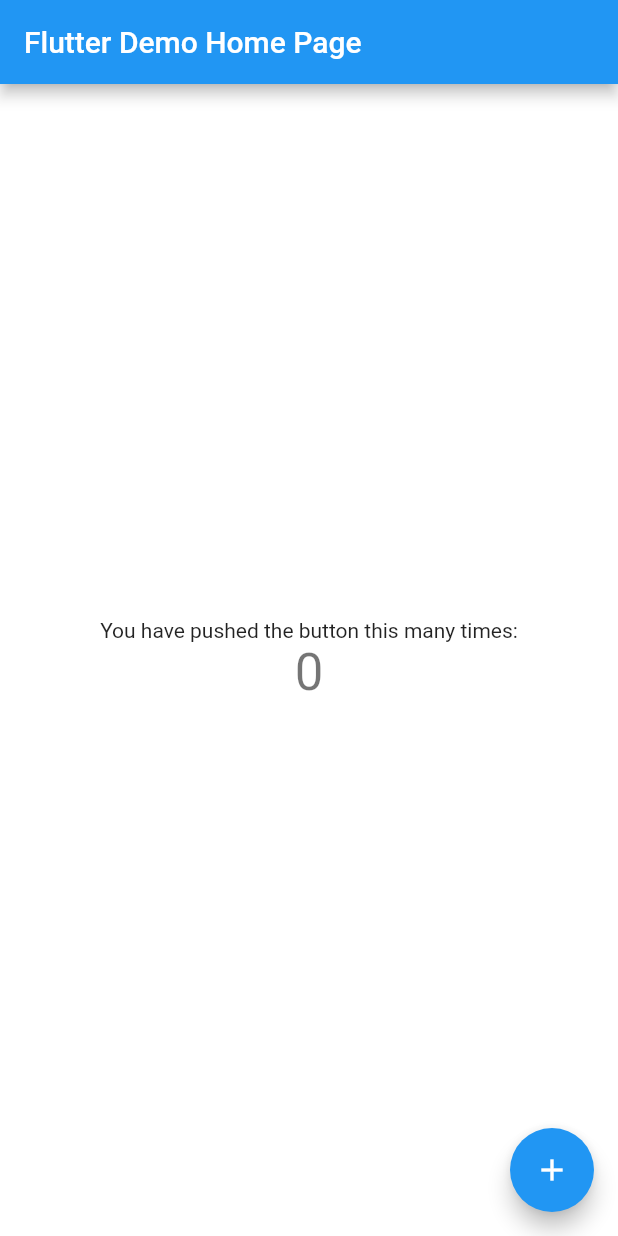
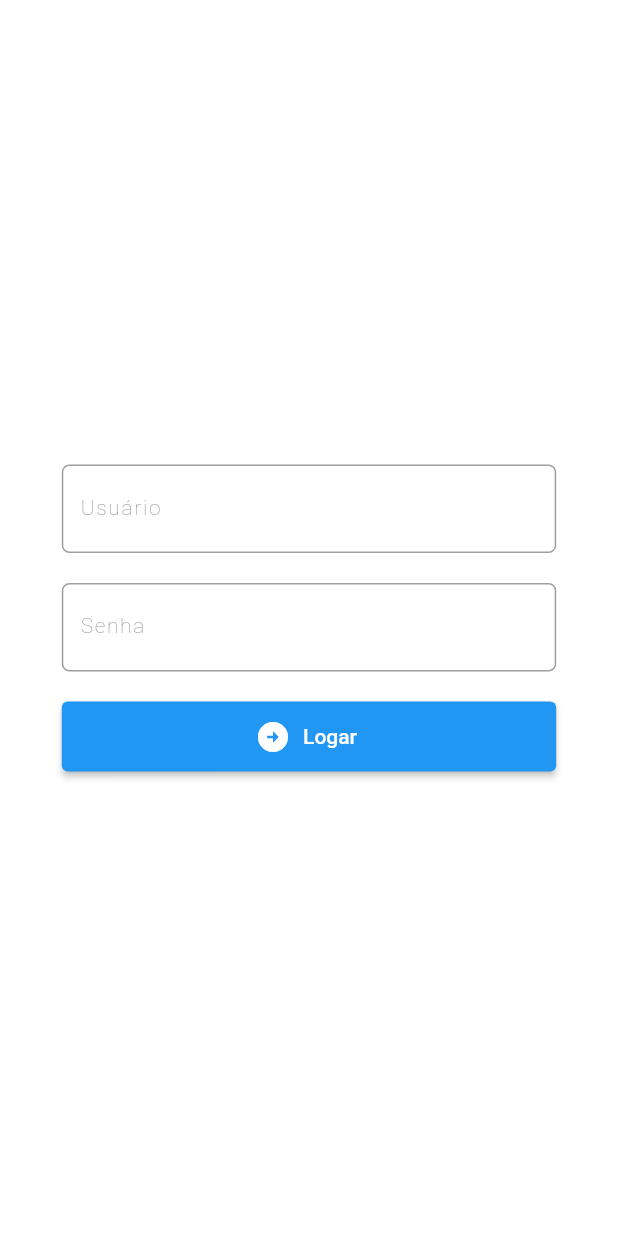
Before and after one commit to lesantucci/doemais-flutter, a Flutter app: the screen it shows after launch, on a phone screen of 412 x 824 dp. Run offline on Flutter 3.47's test engine with Material 2 defaults, Android fonts, the phone set to English and light mode, and no system bars.

Commit message:
adiciona mudancas na implementacao do login

```diff
--- a/lib/main.dart
+++ b/lib/main.dart
@@ -1,5 +1,6 @@
 import 'package:doemais/home/screens/home-page.screen.dart';
 import 'package:doemais/theme/light-theme.dart';
+import 'package:doemais/usuario/screens/login.screen.dart';
 import 'package:flutter/material.dart';
 
 void main() {
@@ -15,7 +16,7 @@ class MyApp extends StatelessWidget {
     return MaterialApp(
       title: 'Flutter Demo',
       theme: lightTheme,
-      home: const MyHomePage(title: 'Flutter Demo Home Page'),
+      home: const LoginScreen(),
     );
   }
 }
--- a/lib/theme/light-theme.dart
+++ b/lib/theme/light-theme.dart
@@ -16,6 +16,18 @@ ThemeData lightTheme = ThemeData(
   ),
   buttonTheme: const ButtonThemeData(
     textTheme: ButtonTextTheme.primary,
-    buttonColor: Colors.black
-  )
+  ),
+  elevatedButtonTheme: const ElevatedButtonThemeData(
+    style: ButtonStyle(
+    )
+  ),
+  inputDecorationTheme: const InputDecorationTheme(
+    border: OutlineInputBorder(borderRadius: BorderRadius.all(Radius.circular(5.0))),
+    labelStyle: TextStyle(
+              fontSize: 14,
+              fontWeight: FontWeight.w200,
+              letterSpacing: 1.1,
+              decorationColor: Colors.red,
+            ),
+  ),
 );
--- a/lib/usuario/screens/login.screen.dart
+++ b/lib/usuario/screens/login.screen.dart
@@ -0,0 +1,90 @@
+import 'package:doemais/home/screens/home-page.screen.dart';
+import 'package:flutter/material.dart';
+
+class LoginScreen extends StatefulWidget {
+  const LoginScreen({Key? key}) : super(key: key);
+
+  final String title = 'Login';
+
+  @override
+  State<LoginScreen> createState() => _LoginScreenState();
+}
+
+class _LoginScreenState extends State<LoginScreen> {
+  String _login = '';
+  String _password = '';
+
+  void signIn() async {
+    // final usuarioService = UsuarioService();
+    // usuarioService.realizarLogin(_login, _password).then((value) => {
+    //   if(value) {
+    //     Navigator.pushReplacement(
+    //     context,
+    //     MaterialPageRoute(builder: (context) => const ProdutosPage()),
+    //   )}
+    // });
+  }
+
+  @override
+  Widget build(BuildContext context) {
+    return Scaffold(
+      body: Container(
+        child: Center(
+        child: Column(
+          mainAxisAlignment: MainAxisAlignment.center,
+          children: <Widget>[
+            Padding(
+              padding: EdgeInsets.only(bottom: 20),
+              child: FractionallySizedBox(
+              widthFactor: 0.80,
+              child: TextFormField(
+                onChanged: (text) {
+                  setState(() {
+                    _login = text;
+                  });
+                },
+                decoration: const InputDecoration(
+                  labelText: 'Usuário',
+                ),
+              ),
+            ),
+            ),
+             Padding(
+              padding: EdgeInsets.only(bottom: 20),
+              child: FractionallySizedBox(
+                widthFactor: 0.80,
+                child:TextFormField(
+                  obscureText: true,
+                  onChanged: (text) {
+                    setState(() {
+                      _password = text;
+                    });
+                  },
+                  decoration: const InputDecoration(
+                    labelText: 'Senha',
+                  ),
+                )
+              )
+             ),
+             Flexible(
+              child: FractionallySizedBox(
+                widthFactor: 0.80,
+                heightFactor: 0.070,
+                child: ElevatedButton.icon(
+                  icon: const Icon(
+                    Icons.arrow_circle_right,
+                    size: 24.0,
+                  ),
+                  onPressed: () => {
+                  },
+                    label: const Text('Logar'),
+                  ),
+              ))
+          ],
+        ),
+      ),
+      )
+
+    );
+  }
+}
```
